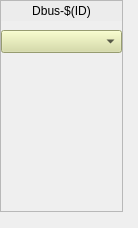
The window that ui/EVG/evg_master_dbus.ui (epics-modules/mrfioc2) describes before a commit, drawn with Qt 5.
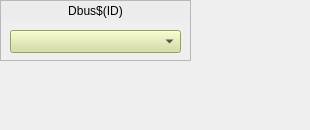
The same window after the commit. Custom widgets are drawn as their Qt base class.

What changed in the file:
```diff
--- a/ui/EVG/evg_master_dbus.ui
+++ b/ui/EVG/evg_master_dbus.ui
@@ -6,8 +6,8 @@
    <rect>
     <x>0</x>
     <y>0</y>
-    <width>138</width>
-    <height>228</height>
+    <width>310</width>
+    <height>130</height>
    </rect>
   </property>
   <property name="windowTitle">
@@ -18,8 +18,8 @@
     <rect>
      <x>0</x>
      <y>0</y>
-     <width>123</width>
-     <height>212</height>
+     <width>191</width>
+     <height>61</height>
     </rect>
    </property>
    <property name="frameShape">
@@ -31,9 +31,9 @@
    <widget class="caMenu" name="camenu">
     <property name="geometry">
      <rect>
-      <x>1</x>
+      <x>10</x>
       <y>30</y>
-      <width>121</width>
+      <width>171</width>
       <height>23</height>
      </rect>
     </property>
@@ -41,51 +41,7 @@
      <string notr="true">background-color: rgb(212, 219, 157);</string>
     </property>
     <property name="channel" stdset="0">
-     <string notr="true">$(EVG):Dbus-$(ID)-Src-Sel</string>
-    </property>
-   </widget>
-   <widget class="caByte" name="cabyte">
-    <property name="geometry">
-     <rect>
-      <x>70</x>
-      <y>60</y>
-      <width>31</width>
-      <height>168</height>
-     </rect>
-    </property>
-    <property name="channel" stdset="0">
-     <string notr="true">$(EVG):Dbus-$(ID)-Src-MbbiDir_</string>
-    </property>
-    <property name="startBit">
-     <number>0</number>
-    </property>
-    <property name="endBit">
-     <number>8</number>
-    </property>
-   </widget>
-   <widget class="caBitnames" name="cabitnames">
-    <property name="geometry">
-     <rect>
-      <x>11</x>
-      <y>59</y>
-      <width>61</width>
-      <height>151</height>
-     </rect>
-    </property>
-    <property name="channelEnum" stdset="0">
-     <string notr="true">$(EVG):Dbus-$(ID)-Src-Sel</string>
-    </property>
-    <property name="channelValue" stdset="0">
-     <string notr="true">$(EVG):Dbus-$(ID)-Src-Sel</string>
-    </property>
-    <property name="startBit">
-     <number>1</number>
-    </property>
-    <property name="endBit">
-     <number>8</number>
-    </property>
-    <property name="alignment">
-     <enum>EFlag::right</enum>
+     <string notr="true">$(EVG):Dbus$(ID)-Map-Sel</string>
     </property>
    </widget>
    <widget class="caLabel" name="calabel_2">
@@ -93,7 +49,7 @@
      <rect>
       <x>1</x>
       <y>1</y>
-      <width>121</width>
+      <width>189</width>
       <height>20</height>
      </rect>
     </property>
@@ -101,7 +57,7 @@
      <string notr="true">background-color: rgb(236, 236, 236, 255);</string>
     </property>
     <property name="text">
-     <string>Dbus-$(ID)</string>
+     <string>Dbus$(ID)</string>
     </property>
     <property name="alignment">
      <set>Qt::AlignCenter</set>
@@ -120,16 +76,6 @@
    <extends>QLabel</extends>
    <header>caLabel</header>
   </customwidget>
-  <customwidget>
-   <class>caByte</class>
-   <extends>QWidget</extends>
-   <header>caByte</header>
-  </customwidget>
-  <customwidget>
-   <class>caBitnames</class>
-   <extends>QWidget</extends>
-   <header>caBitnames</header>
-  </customwidget>
  </customwidgets>
  <resources/>
  <connections/>
```
